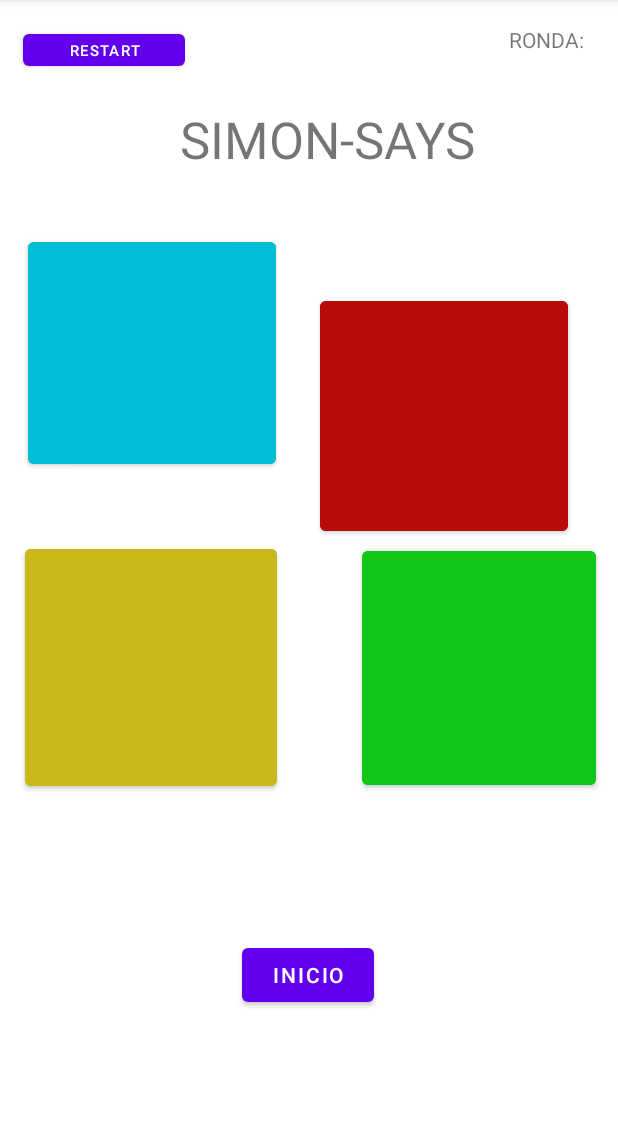
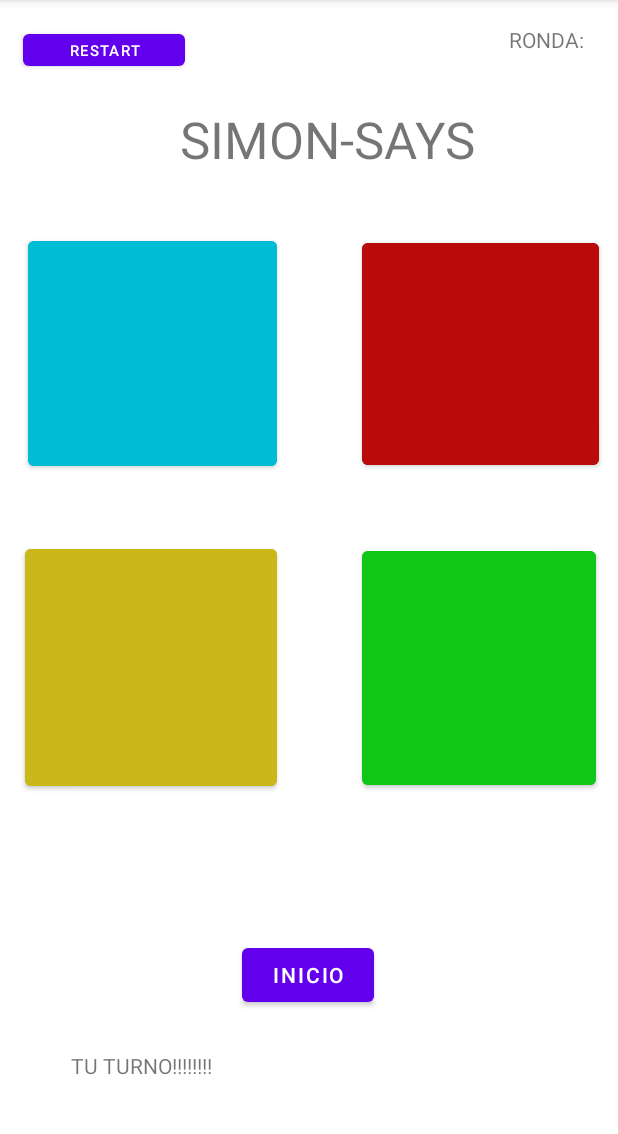
Before and after one commit to plagocastro/SimoneDice, an Android app: the screen it shows after launch (MainActivity), after a tap on "RESTART", on a phone screen of 412 x 824 dp, the part 84-1218 px from its top. Run offline under Robolectric (Android 15) with nearby library versions, the phone set to English and light mode, and no system bars; 2 other taps on this screen came first.

Commit message:
ACTUALIZACIONN 04 //Etiqueta de turno

```diff
--- a/app/src/main/java/com/dam2/mariasimonedice/MainActivity.kt
+++ b/app/src/main/java/com/dam2/mariasimonedice/MainActivity.kt
@@ -6,6 +6,7 @@ import android.os.Bundle
 import android.widget.Button
 import android.widget.TextView
 import android.widget.Toast
+import androidx.core.view.isVisible
 import kotlinx.coroutines.Dispatchers
 import kotlinx.coroutines.GlobalScope
 import kotlinx.coroutines.delay
@@ -105,6 +106,10 @@ class MainActivity : AppCompatActivity() {var contadorRonda:Int =0
                 else -> azul1()
             }
         }
+        val texto:TextView = findViewById(R.id.mensajePartida)
+        texto.isVisible
+        texto.setText("TU TURNO!!!!!!!!")
+
     }
     private fun mensajeusuario(key:Int){
 
@@ -118,8 +123,7 @@ class MainActivity : AppCompatActivity() {var contadorRonda:Int =0
     }
 
 /*
+OPCIONES::
 
-    }
-
-
+var sec:Array<int> = ArrayOf()
  */
--- a/app/src/main/res/layout/activity_main.xml
+++ b/app/src/main/res/layout/activity_main.xml
@@ -24,22 +24,23 @@
 
     <Button
         android:id="@+id/rojo"
-        android:layout_width="165dp"
-        android:layout_height="165dp"
+        android:layout_width="158dp"
+        android:layout_height="160dp"
+        android:layout_marginEnd="3dp"
         android:backgroundTint="#BA0B0B"
-        app:layout_constraintBottom_toTopOf="@+id/verde"
+        app:layout_constraintBottom_toBottomOf="parent"
         app:layout_constraintEnd_toEndOf="parent"
-        app:layout_constraintHorizontal_bias="0.467"
-        app:layout_constraintStart_toEndOf="@+id/azul"
+        app:layout_constraintHorizontal_bias="0.964"
+        app:layout_constraintStart_toStartOf="parent"
         app:layout_constraintTop_toTopOf="parent"
-        app:layout_constraintVertical_bias="0.994"
+        app:layout_constraintVertical_bias="0.257"
         app:strokeColor="#CF1212"
         tools:ignore="MissingConstraints" />
 
     <Button
         android:id="@+id/azul"
-        android:layout_width="165dp"
-        android:layout_height="160dp"
+        android:layout_width="166dp"
+        android:layout_height="162dp"
         android:backgroundTint="#00BCD4"
         app:layout_constraintBottom_toBottomOf="parent"
         app:layout_constraintEnd_toEndOf="parent"
```
